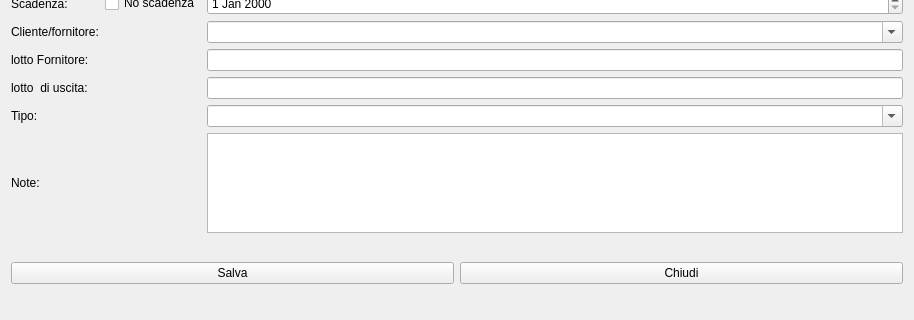
The window that hmodifylot.ui (fblabs/hamlet-mod-sancon) describes before a commit, drawn with Qt 5; both pictures show x 0 to 914 and y 147 to 467 of the 914 by 467 pixel window.
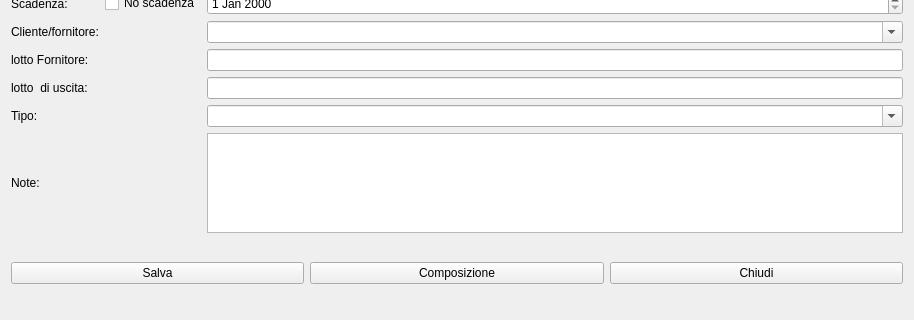
The same window after the commit. Icons and pictures are not drawn.

Patch:
```diff
--- a/hmodifylot.ui
+++ b/hmodifylot.ui
@@ -231,6 +231,23 @@
        </property>
       </widget>
      </item>
+     <item>
+      <widget class="QPushButton" name="pbComposizione">
+       <property name="text">
+        <string>Composizione</string>
+       </property>
+       <property name="icon">
+        <iconset resource="icons.qrc">
+         <normaloff>:/Resources/Bar-chart64.png</normaloff>:/Resources/Bar-chart64.png</iconset>
+       </property>
+       <property name="iconSize">
+        <size>
+         <width>32</width>
+         <height>32</height>
+        </size>
+       </property>
+      </widget>
+     </item>
      <item>
       <widget class="QPushButton" name="pushButton_2">
        <property name="text">
```
Left out of the diff: 2 changed lines with no effect on the pictures.
